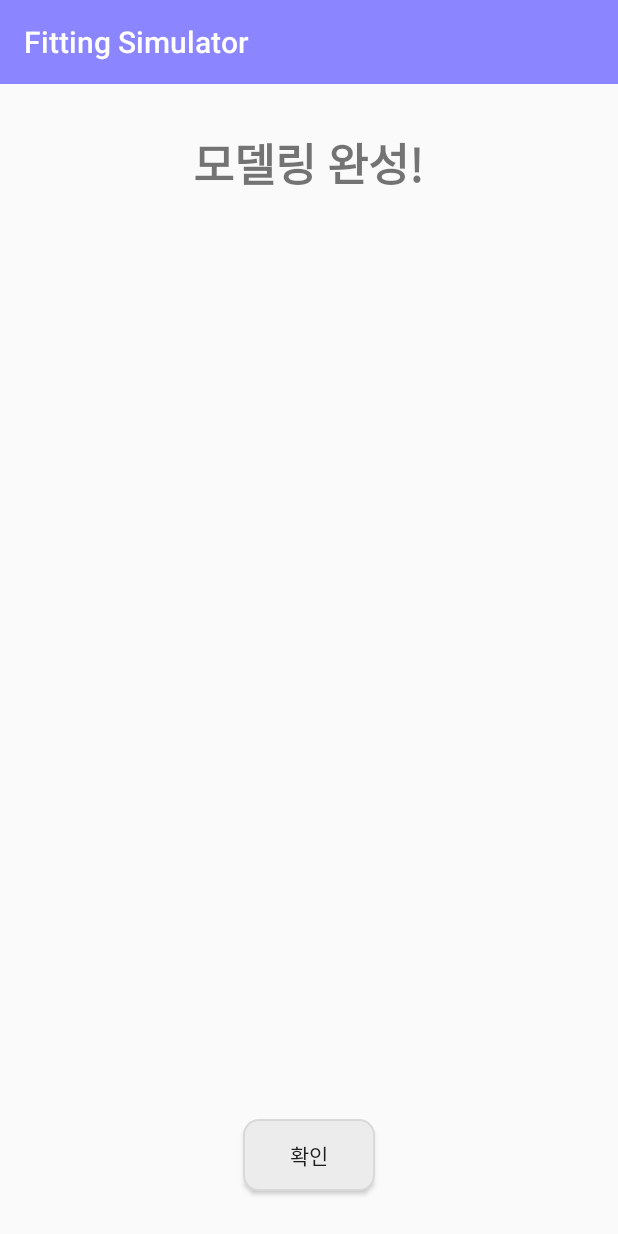
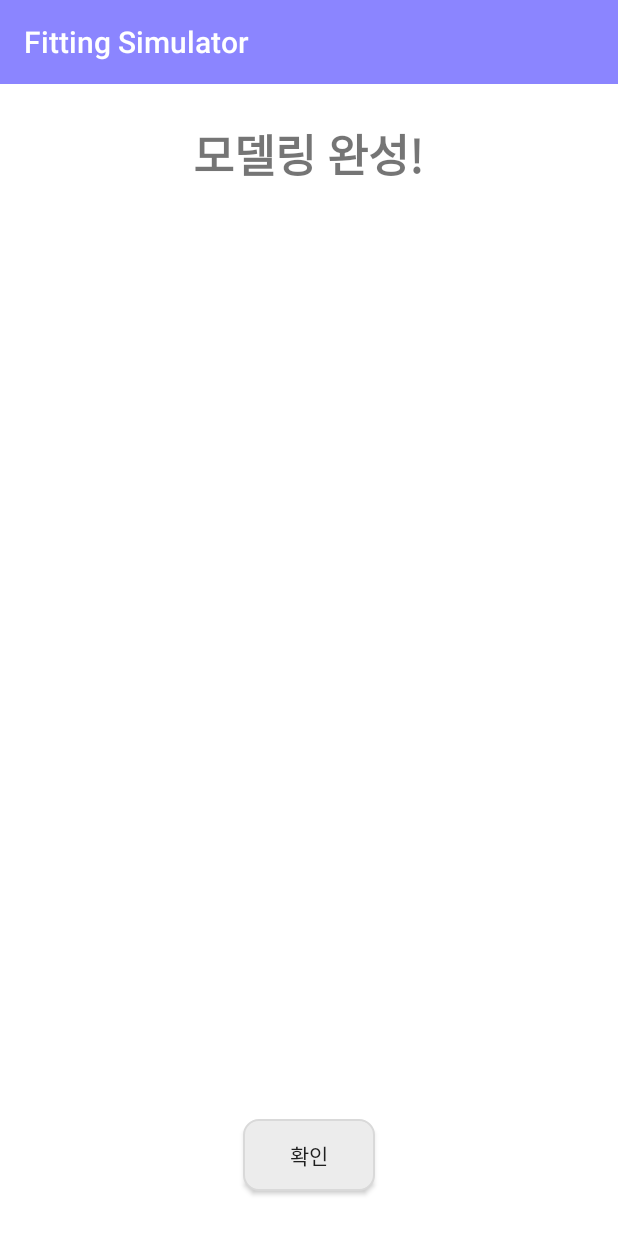
Before and after one commit to CECOM-CAU/personal_fitting_simulator, an Android app: the layout activity_modeling_success.xml on its own in the app's theme, with its tools: preview values and no code run, on a phone screen of 412 x 824 dp. Run offline under Robolectric (Android 15) with nearby library versions, the phone set to English and light mode, and no system bars.

Commit message:
modify modelingsuccess

```diff
--- a/android_app/app/src/main/java/com/bh/fittingsimulator/MainActivity.java
+++ b/android_app/app/src/main/java/com/bh/fittingsimulator/MainActivity.java
@@ -24,7 +24,7 @@ import com.bh.fittingsimulator.glrender.MyGLSurfaceView;
 public class MainActivity extends AppCompatActivity {
 
     private GLSurfaceView mGLView;
-    FrameLayout testLayout;
+    private FrameLayout testLayout;
 
     @Override
     protected void onCreate(Bundle savedInstanceState) {
--- a/android_app/app/src/main/res/layout/activity_modeling_success.xml
+++ b/android_app/app/src/main/res/layout/activity_modeling_success.xml
@@ -1,35 +1,38 @@
-<?xml version="1.0" encoding="utf-8"?>
-<LinearLayout xmlns:android="http://schemas.android.com/apk/res/android"
+<FrameLayout xmlns:android="http://schemas.android.com/apk/res/android"
+    xmlns:app="http://schemas.android.com/apk/res-auto"
+    xmlns:tools="http://schemas.android.com/tools"
+    android:id="@+id/mainlayout"
     android:layout_width="match_parent"
     android:layout_height="match_parent"
-    xmlns:app="http://schemas.android.com/apk/res-auto"
     android:orientation="vertical"
+    android:background="@color/white"
     >
 
     <android.support.v7.widget.Toolbar
+        xmlns:android="http://schemas.android.com/apk/res/android"
         android:id="@+id/toolbar"
+        app:title="Fitting Simulator"
+        app:titleTextColor="@color/white"
+        android:backgroundTint="@color/violet"
         android:layout_width="match_parent"
         android:layout_height="wrap_content"
-        android:background="?attr/colorPrimaryDark"
-        android:backgroundTint="@color/violet"
-        app:title="Fitting Simulator"
-        app:titleTextColor="@color/white" />
+        android:background="?attr/colorPrimaryDark"/>
 
     <RelativeLayout
         android:layout_width="match_parent"
         android:layout_height="match_parent"
         android:layout_below="@+id/toolbar"
         >
-
         <TextView
             android:layout_width="wrap_content"
             android:layout_height="wrap_content"
-            android:layout_marginTop="30dp"
+            android:layout_marginTop="80dp"
             android:text="모델링 완성!"
             android:textSize="30dp"
             android:textStyle="bold"
             android:fontFamily="@font/barunpenb"
             android:layout_centerHorizontal="true"/>
+
 
 
         <Button
@@ -45,5 +48,4 @@
             />
 
     </RelativeLayout>
-
-</LinearLayout>
+</FrameLayout>
```
Also changed, not shown: android_app/app/src/main/java/com/bh/fittingsimulator/ModelingSuccessActivity.java (+16 -0 lines).
